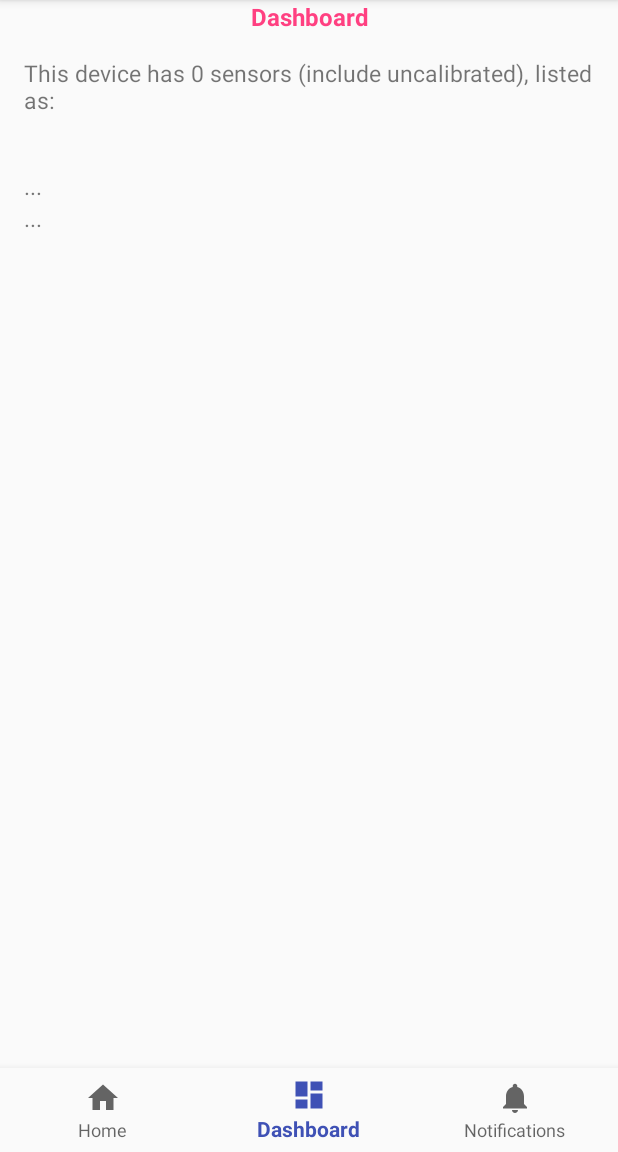
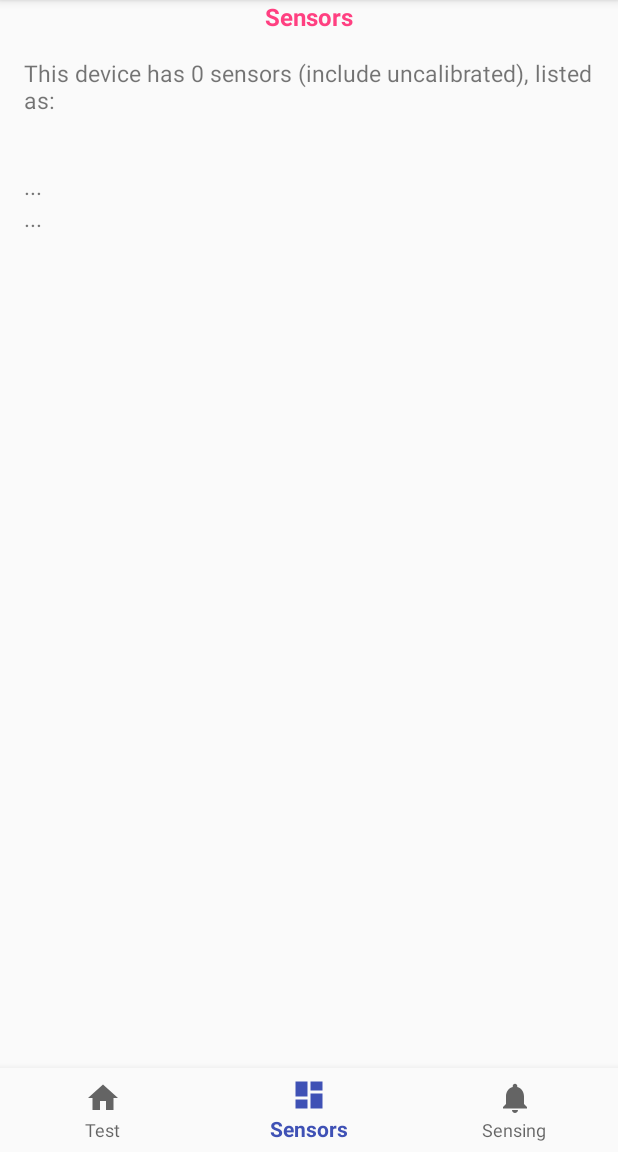
Before and after one commit to muztabafuad/BeTogether, an Android app: the screen it shows after launch (MainActivity), item 2 of the bottom bar chosen, on a phone screen of 412 x 824 dp, the part 84-1236 px from its top. Run offline under Robolectric (Android 15) with nearby library versions, the phone set to English and light mode, and no system bars.

Commit message:
UI titles changed.

```diff
--- a/app/build.gradle
+++ b/app/build.gradle
@@ -9,7 +9,7 @@ android {
         versionCode 1
         versionName "1.0"
         testInstrumentationRunner "android.support.test.runner.AndroidJUnitRunner"
-        vectorDrawables.useSupportLibrary= true
+        vectorDrawables.useSupportLibrary = true
     }
     buildTypes {
         release {
@@ -17,10 +17,11 @@ android {
             proguardFiles getDefaultProguardFile('proguard-android.txt'), 'proguard-rules.pro'
         }
     }
+    buildToolsVersion '26.0.2'
 }
 
 dependencies {
-    implementation fileTree(dir: 'libs', include: ['*.jar'])
+    implementation fileTree(include: ['*.jar'], dir: 'libs')
     implementation 'com.android.support:appcompat-v7:26.1.0'
     implementation 'com.android.support:design:26.1.0'
     implementation 'com.android.support.constraint:constraint-layout:1.0.2'
--- a/app/src/main/res/layout/activity_main.xml
+++ b/app/src/main/res/layout/activity_main.xml
@@ -13,7 +13,7 @@
         android:layout_width="match_parent"
         android:layout_height="wrap_content"
         android:gravity="center"
-        android:text="@string/title_test"
+        android:text="Start"
         android:textColor="@color/colorAccent"
         android:textSize="16sp"
         android:textStyle="bold" />
--- a/app/src/main/res/values/strings.xml
+++ b/app/src/main/res/values/strings.xml
@@ -1,6 +1,6 @@
 <resources>
     <string name="app_name">My Sensor</string>
-    <string name="title_test">Home</string>
-    <string name="title_sensors">Dashboard</string>
-    <string name="title_sensing">Notifications</string>
+    <string name="title_test">Test</string>
+    <string name="title_sensors">Sensors</string>
+    <string name="title_sensing">Sensing</string>
 </resources>
```
